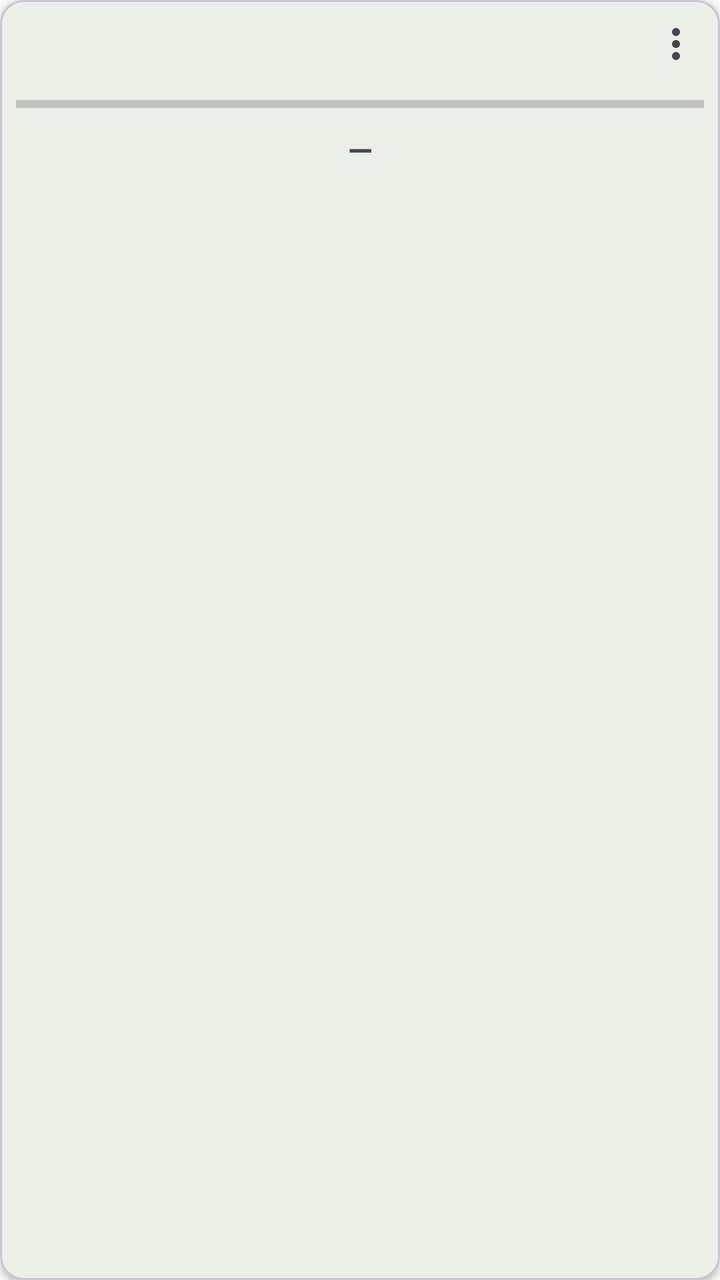
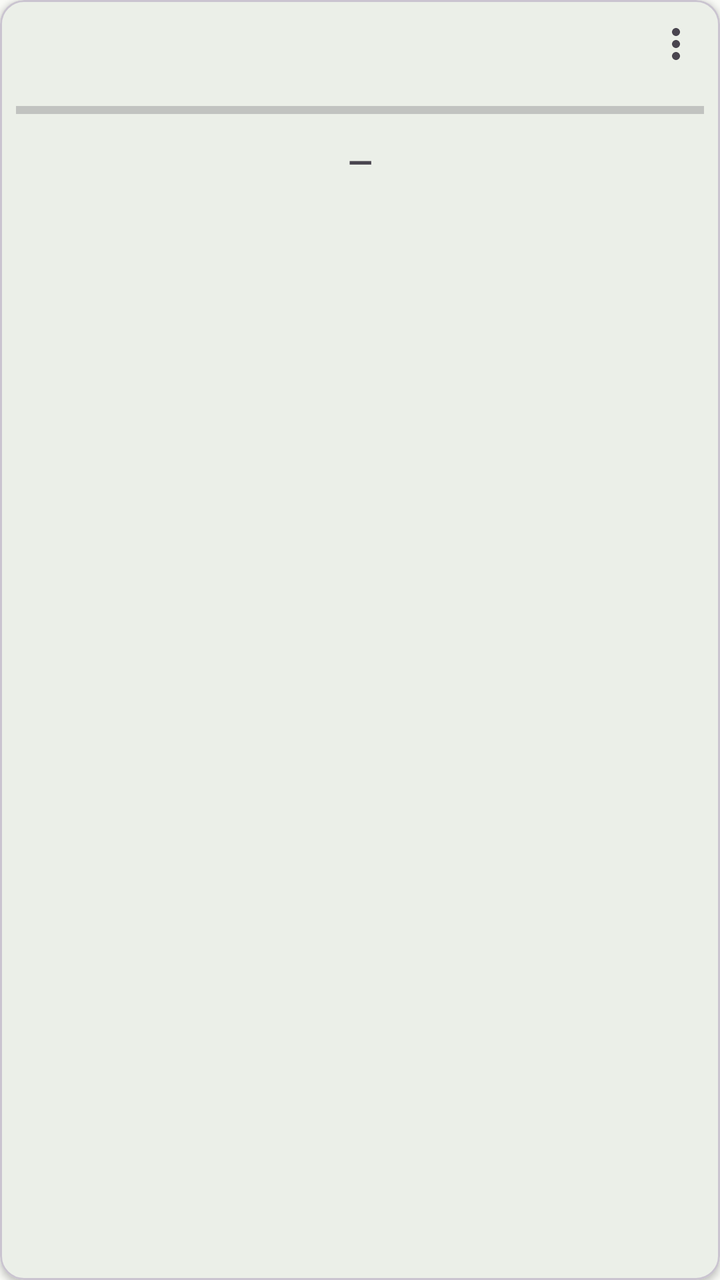

Compare the two renders of this Android layout. The source of the first and the diff that turns it into the second are given below.
<!-- AndroidManifest.xml: application theme Theme.MQTTPanel -->
<!-- res/layout/item_widget_progress_h.xml -->
<?xml version="1.0" encoding="utf-8"?>
<com.google.android.material.card.MaterialCardView xmlns:android="http://schemas.android.com/apk/res/android"
    xmlns:app="http://schemas.android.com/apk/res-auto"
    android:layout_width="match_parent"
    android:layout_height="wrap_content"
    android:layout_margin="4dp"
    app:cardCornerRadius="12dp"
    app:cardElevation="2dp">

    <LinearLayout
        android:layout_width="match_parent"
        android:layout_height="wrap_content"
        android:orientation="vertical"
        android:padding="8dp">

        <FrameLayout
            android:layout_width="match_parent"
            android:layout_height="wrap_content">

            <TextView
                android:id="@+id/tv_name"
                android:layout_width="match_parent"
                android:layout_height="wrap_content"
                android:textSize="11sp"
                android:textColor="?android:attr/textColorSecondary"
                android:maxLines="2"
                android:ellipsize="end" />

            <ImageButton
                android:id="@+id/btn_menu"
                android:layout_width="28dp"
                android:layout_height="28dp"
                android:layout_gravity="end|top"
                android:padding="3dp"
                android:background="?attr/selectableItemBackgroundBorderless"
                android:contentDescription="@string/widget_menu"
                android:src="@drawable/ic_more" />

        </FrameLayout>

        <ProgressBar
            android:id="@+id/progress_bar"
            style="?android:attr/progressBarStyleHorizontal"
            android:layout_width="match_parent"
            android:layout_height="wrap_content"
            android:layout_marginTop="8dp"
            android:max="10000" />

        <TextView
            android:id="@+id/tv_value"
            android:layout_width="match_parent"
            android:layout_height="wrap_content"
            android:layout_marginTop="4dp"
            android:gravity="center"
            android:textSize="16sp"
            android:textStyle="bold"
            app:autoSizeTextType="uniform"
            app:autoSizeMinTextSize="9sp"
            app:autoSizeMaxTextSize="16sp"
            android:text="—" />

        <TextView
            android:id="@+id/tv_topic"
            android:layout_width="match_parent"
            android:layout_height="wrap_content"
            android:layout_marginTop="4dp"
            android:textSize="11sp"
            android:textColor="?android:attr/textColorSecondary"
            android:maxLines="1"
            android:ellipsize="middle" />

        <include layout="@layout/view_card_time" />

    </LinearLayout>

</com.google.android.material.card.MaterialCardView>
<!-- res/layout/view_card_time.xml (included above) -->
<?xml version="1.0" encoding="utf-8"?>
<TextView xmlns:android="http://schemas.android.com/apk/res/android"
    android:id="@+id/tv_time"
    android:layout_width="match_parent"
    android:layout_height="wrap_content"
    android:layout_marginTop="2dp"
    android:gravity="end"
    android:textSize="9sp"
    android:textColor="?android:attr/textColorSecondary"
    android:maxLines="1"
    android:visibility="gone" />
<!-- resources referenced by this layout -->
<resources>
  <!-- drawable ic_more (drawable) -->
  <?xml version="1.0" encoding="utf-8"?>
  <vector xmlns:android="http://schemas.android.com/apk/res/android"
      android:width="24dp"
      android:height="24dp"
      android:viewportWidth="24"
      android:viewportHeight="24"
      android:tint="?attr/colorControlNormal">
      <path
          android:fillColor="#FF000000"
          android:pathData="M12,8c1.1,0 2,-0.9 2,-2s-0.9,-2 -2,-2 -2,0.9 -2,2 0.9,2 2,2zM12,10c-1.1,0 -2,0.9 -2,2s0.9,2 2,2 2,-0.9 2,-2 -0.9,-2 -2,-2zM12,16c-1.1,0 -2,0.9 -2,2s0.9,2 2,2 2,-0.9 2,-2 -0.9,-2 -2,-2z" />
  </vector>
  <string name="widget_menu">Меню панели</string>
  <style name="Theme.MQTTPanel" parent="Theme.Material3.Light.NoActionBar">
          <item name="colorPrimary">@color/md_theme_primary</item>
          <item name="colorOnPrimary">@color/md_theme_onPrimary</item>
          <item name="colorPrimaryContainer">@color/md_theme_primaryContainer</item>
          <item name="colorSecondary">@color/md_theme_secondary</item>
          <item name="colorOnSecondary">@color/md_theme_onSecondary</item>
          <item name="colorSecondaryContainer">@color/md_theme_secondaryContainer</item>
          <item name="android:colorBackground">@color/md_theme_surface</item>
          <item name="colorSurface">@color/md_theme_surface</item>
          <item name="colorOnSurface">@color/md_theme_onSurface</item>
          <item name="colorError">@color/md_theme_error</item>
          <item name="android:statusBarColor">?attr/colorPrimaryContainer</item>
      </style>
  <color name="md_theme_primary">#386A36</color>
  <color name="md_theme_onPrimary">#FFFFFF</color>
  <color name="md_theme_primaryContainer">#B9F3B2</color>
  <color name="md_theme_secondary">#54634F</color>
  <color name="md_theme_onSecondary">#FFFFFF</color>
  <color name="md_theme_secondaryContainer">#D7E8CF</color>
  <color name="md_theme_surface">#F9FAF6</color>
  <color name="md_theme_onSurface">#191C1A</color>
  <color name="md_theme_error">#BA1A1A</color>
</resources>

<!-- the commit's change to res/layout/item_widget_progress_h.xml (unified diff, before → after) -->
@@ -42,7 +42,7 @@
             android:id="@+id/progress_bar"
             style="?android:attr/progressBarStyleHorizontal"
             android:layout_width="match_parent"
-            android:layout_height="wrap_content"
+            android:layout_height="22dp"
             android:layout_marginTop="8dp"
             android:max="10000" />
 
